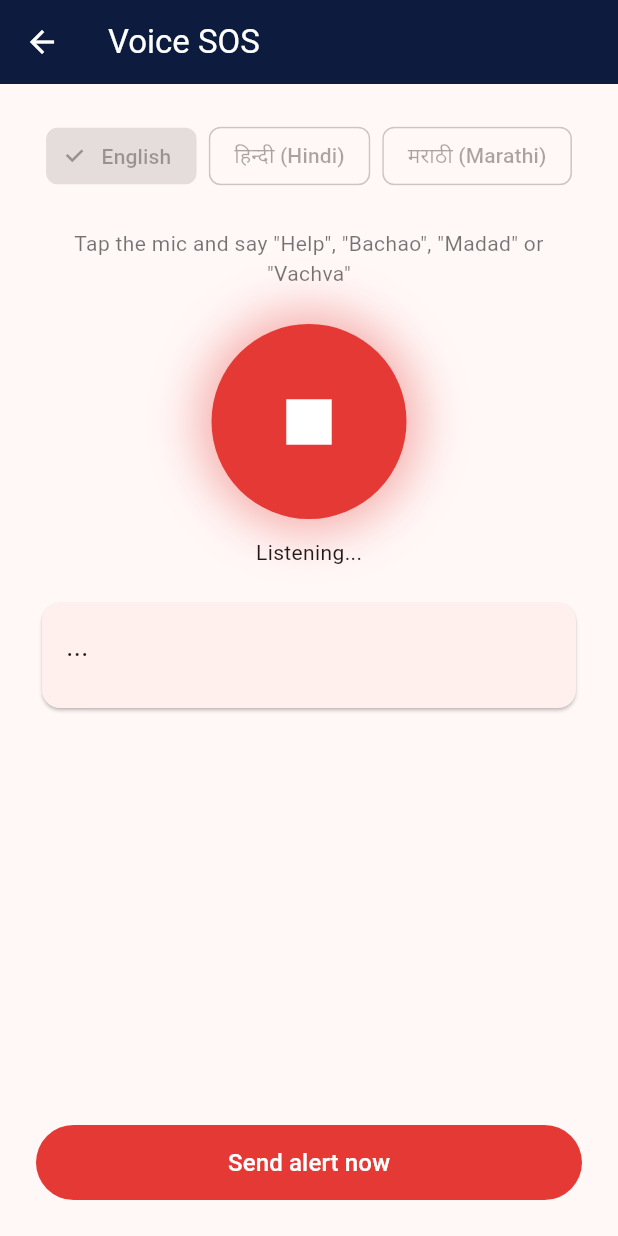
After one commit to AddyKhan257/Accident-emergency-response-system, a Flutter app: the VoiceScreen screen opened directly, after a tap on the "mic" icon, on a phone screen of 412 x 824 dp. The commit adds this screen. Run offline on Flutter 3.47's test engine with Material 3 defaults, Android fonts, the phone set to English and light mode, and no system bars; our stand-ins replace flutter_map, geolocator, latlong2, sensors_plus, shared_preferences, speech_to_text; accounts and stored records are empty; network calls fail.

Commit message:
add: voice feature

```diff
--- /dev/null
+++ b/mobile/aers_app/lib/screens/voice.dart
@@ -0,0 +1,282 @@
+import 'dart:async';
+import 'package:flutter/material.dart';
+import 'package:speech_to_text/speech_to_text.dart';
+import '../theme.dart';
+import 'sos.dart';
+
+/// Voice SOS: say "Help" / "Bachao" / "Madad" / "Vachva" and a 5 second
+/// countdown starts; then the normal SOS is sent. English, Hindi, Marathi.
+class VoiceScreen extends StatefulWidget {
+  const VoiceScreen({super.key});
+  @override
+  State<VoiceScreen> createState() => _VoiceScreenState();
+}
+
+class _VoiceScreenState extends State<VoiceScreen> {
+  static const langs = {
+    'en_IN': 'English',
+    'hi_IN': 'हिन्दी (Hindi)',
+    'mr_IN': 'मराठी (Marathi)',
+  };
+
+  static const triggers = [
+    // English
+    'help', 'emergency', 'accident', 'sos', 'save me', 'ambulance',
+    // Hindi (Latin + Devanagari)
+    'bachao', 'bachaao', 'madad', 'दुर्घटना', 'बचाओ', 'मदद', 'एक्सीडेंट',
+    'इमरजेंसी', 'हेल्प',
+    // Marathi
+    'vachva', 'madat', 'वाचवा', 'मदत', 'अपघात', 'आणीबाणी',
+  ];
+
+  final SpeechToText _stt = SpeechToText();
+  bool _ready = false;
+  bool _listening = false;
+  String _lang = 'en_IN';
+  String _text = '';
+  String? _error;
+  Set<String> _available = {};
+  int? _count;
+  Timer? _timer;
+
+  @override
+  void initState() {
+    super.initState();
+    _init();
+  }
+
+  @override
+  void dispose() {
+    _timer?.cancel();
+    _stt.cancel();
+    super.dispose();
+  }
+
+  Future<void> _init() async {
+    try {
+      final ok = await _stt
+          .initialize(
+            onError: (e) {
+              if (mounted) {
+                setState(() {
+                  _listening = false;
+                  _error = '${e.errorMsg}';
+                });
+              }
+            },
+            onStatus: (s) {
+              if (mounted && (s == 'done' || s == 'notListening')) {
+                setState(() => _listening = false);
+              }
+            },
+          )
+          .timeout(const Duration(seconds: 10), onTimeout: () => false);
+      if (!mounted) return;
+      setState(() {
+        _ready = ok;
+        if (!ok) {
+          _error =
+              'Speech recognition could not start (${_stt.lastError?.errorMsg ?? 'no reason given'}). Check microphone permission and that the Google app is enabled.';
+        }
+      });
+      if (ok) _loadLocales();
+    } catch (e) {
+      if (mounted) setState(() => _error = e.toString());
+    }
+  }
+
+  /// Language list is optional (only used for a warning), so it must never
+  /// block the mic button.
+  Future<void> _loadLocales() async {
+    try {
+      final ls = await _stt.locales().timeout(const Duration(seconds: 5));
+      if (!mounted) return;
+      setState(() => _available =
+          ls.map((l) => l.localeId.replaceAll('-', '_')).toSet());
+    } catch (_) {}
+  }
+
+  /// Picks the phone's locale for the chosen language: exact match first,
+  /// otherwise any locale with the same language code (en_US for en_IN).
+  String? _resolve(String lang) {
+    if (_available.isEmpty || _available.contains(lang)) return lang;
+    final p = lang.split('_').first;
+    for (final l in _available) {
+      if (l.split('_').first == p) return l;
+    }
+    return null;
+  }
+
+  Future<void> _toggle() async {
+    if (!_ready || _count != null) return;
+    if (_listening) {
+      await _stt.stop();
+      setState(() => _listening = false);
+      return;
+    }
+    setState(() {
+      _text = '';
+      _error = null;
+      _listening = true;
+    });
+    await _stt.listen(
+      localeId: _resolve(_lang) ?? _lang,
+      listenFor: const Duration(seconds: 30),
+      pauseFor: const Duration(seconds: 6),
+      onResult: (r) {
+        if (!mounted) return;
+        setState(() => _text = r.recognizedWords);
+        _check(r.recognizedWords);
+      },
+    );
+  }
+
+  void _check(String words) {
+    if (_count != null) return;
+    final t = words.toLowerCase();
+    if (triggers.any((w) => t.contains(w))) _startCountdown();
+  }
+
+  void _startCountdown() {
+    _stt.stop();
+    setState(() {
+      _listening = false;
+      _count = 5;
+    });
+    _timer = Timer.periodic(const Duration(seconds: 1), (t) {
+      if (_count! <= 1) {
+        t.cancel();
+        _sendNow();
+      } else {
+        setState(() => _count = _count! - 1);
+      }
+    });
+  }
+
+  void _cancelCountdown() {
+    _timer?.cancel();
+    setState(() => _count = null);
+  }
+
+  void _sendNow() {
+    _timer?.cancel();
+    if (!mounted) return;
+    Navigator.of(context).pushReplacement(
+        MaterialPageRoute(builder: (_) => const SosScreen(autoSend: true)));
+  }
+
+  @override
+  Widget build(BuildContext context) {
+    final missing =
+        _ready && _available.isNotEmpty && _resolve(_lang) == null;
+    return Scaffold(
+      appBar: AppBar(
+        title: const Text('Voice SOS'),
+        backgroundColor: AppColors.navy,
+        foregroundColor: Colors.white,
+      ),
+      body: Padding(
+        padding: const EdgeInsets.all(24),
+        child: Column(
+          children: [
+            Wrap(
+              spacing: 8,
+              children: [
+                for (final e in langs.entries)
+                  ChoiceChip(
+                    label: Text(e.value),
+                    selected: _lang == e.key,
+                    onSelected: _listening || _count != null
+                        ? null
+                        : (_) => setState(() => _lang = e.key),
+                  ),
+              ],
+            ),
+            if (missing)
+              const Padding(
+                padding: EdgeInsets.only(top: 8),
+                child: Text(
+                    'This language is not installed on the phone. Add it in Google app > Settings > Voice > Languages.',
+                    style: TextStyle(color: AppColors.darkRed, fontSize: 12)),
+              ),
+            const SizedBox(height: 24),
+            const Text(
+                'Tap the mic and say "Help", "Bachao", "Madad" or "Vachva"',
+                textAlign: TextAlign.center,
+                style: TextStyle(color: Colors.black54)),
+            const SizedBox(height: 24),
+            GestureDetector(
+              onTap: _toggle,
+              child: Container(
+                width: 130,
+                height: 130,
+                decoration: BoxDecoration(
+                  shape: BoxShape.circle,
+                  color: _listening ? AppColors.red : AppColors.navy,
+                  boxShadow: _listening
+                      ? [
+                          BoxShadow(
+                              color: AppColors.red.withOpacity(0.4),
+                              blurRadius: 28,
+                              spreadRadius: 8)
+                        ]
+                      : null,
+                ),
+                child: Icon(_listening ? Icons.stop : Icons.mic,
+                    size: 60, color: Colors.white),
+              ),
+            ),
+            const SizedBox(height: 12),
+            Text(_listening
+                ? 'Listening...'
+                : (_ready
+                    ? 'Tap to speak'
+                    : (_error != null ? 'Not available' : 'Starting...'))),
+            const SizedBox(height: 20),
+            Card(
+              child: Container(
+                width: double.infinity,
+                constraints: const BoxConstraints(minHeight: 70),
+                padding: const EdgeInsets.all(16),
+                child: Text(_text.isEmpty ? '...' : _text,
+                    style: const TextStyle(fontSize: 18)),
+              ),
+            ),
+            if (_error != null)
+              Padding(
+                padding: const EdgeInsets.only(top: 8),
+                child: Text(_error!,
+                    style: const TextStyle(color: AppColors.darkRed)),
+              ),
+            const Spacer(),
+            if (_count != null) ...[
+              Text('Sending SOS in $_count',
+                  style: const TextStyle(
+                      fontSize: 26,
+                      fontWeight: FontWeight.bold,
+                      color: AppColors.red)),
+              const SizedBox(height: 12),
+              SizedBox(
+                width: double.infinity,
+                height: 50,
+                child: OutlinedButton(
+                    onPressed: _cancelCountdown,
+                    child: const Text('CANCEL')),
+              ),
+            ] else
+              SizedBox(
+                width: double.infinity,
+                height: 50,
+                child: FilledButton(
+                  style: FilledButton.styleFrom(backgroundColor: AppColors.red),
+                  onPressed: _sendNow,
+                  child: const Text('Send alert now',
+                      style: TextStyle(fontSize: 16)),
+                ),
+              ),
+          ],
+        ),
+      ),
+    );
+  }
+}
--- a/mobile/aers_app/pubspec.yaml
+++ b/mobile/aers_app/pubspec.yaml
@@ -40,6 +40,8 @@ dependencies:
   url_launcher: ^6.3.3
   latlong2: ^0.9.1
   flutter_map: 7.0.2
+  speech_to_text: ^7.5.0
+  sensors_plus: ^7.1.1
 
 dev_dependencies:
   flutter_test:
```
Also changed, not shown: mobile/aers_app/lib/screens/crash.dart (added, +323 -0 lines), mobile/aers_app/lib/screens/home.dart (+35 -1 lines), mobile/aers_app/lib/screens/sos.dart (+11 -1 lines), mobile/aers_app/pubspec.lock, 5 other files.
